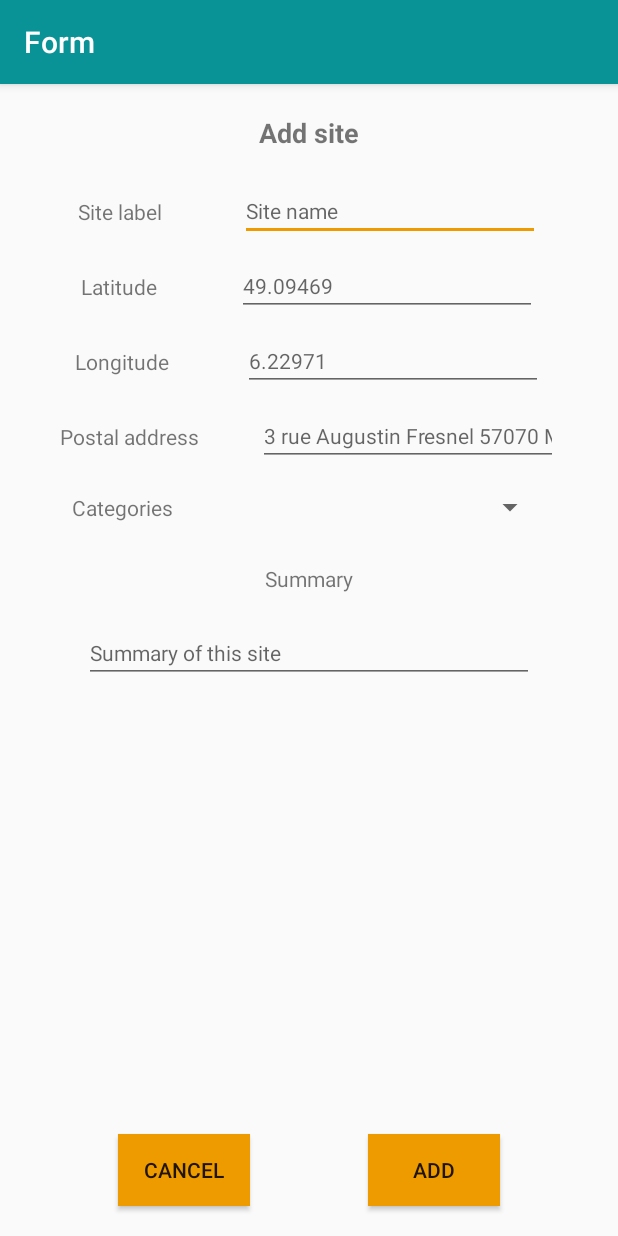
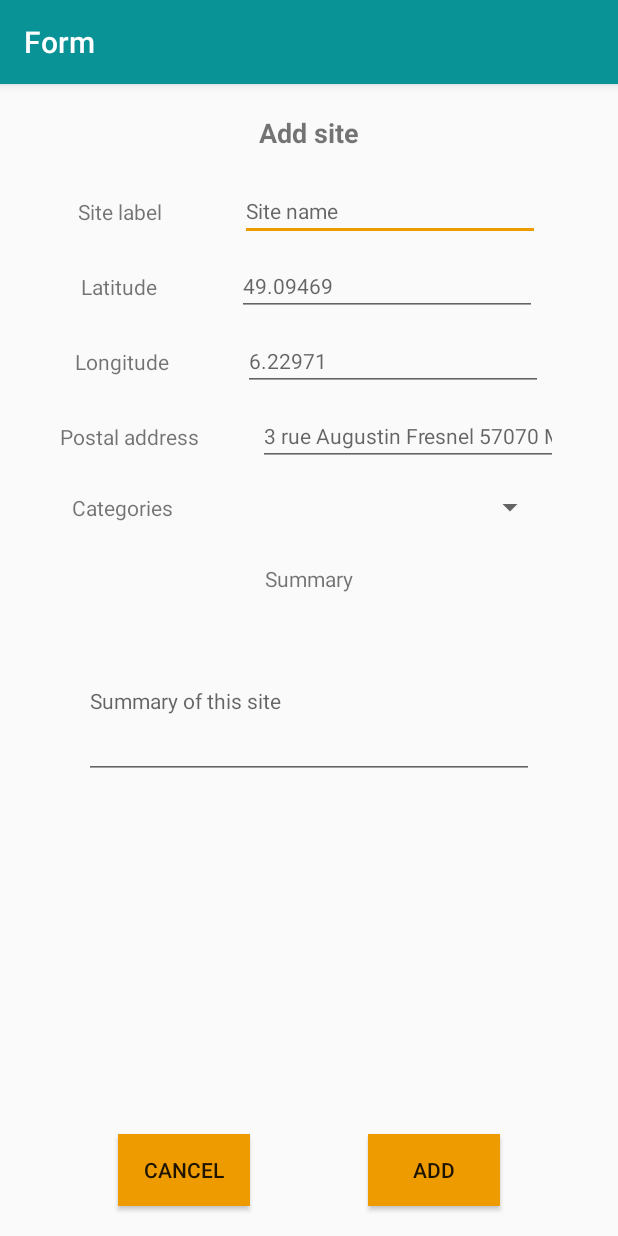
Before and after one commit to flololan/GoToMetz, an Android app: the SiteForm screen opened directly, with no data from a screen before it, on a phone screen of 412 x 824 dp. Run offline under Robolectric (Android 15) with nearby library versions, the phone set to English and light mode, and no system bars.

Commit message:
Site summary multiline

```diff
--- a/app/src/main/res/layout/site_form.xml
+++ b/app/src/main/res/layout/site_form.xml
@@ -169,6 +169,7 @@
         android:layout_width="300dp"
         android:layout_height="wrap_content"
         android:inputType="textMultiLine"
+        android:lines="5"
         android:autofillHints=""
         android:hint="@string/hintSummary"
         android:layout_margin="20dp"
```
